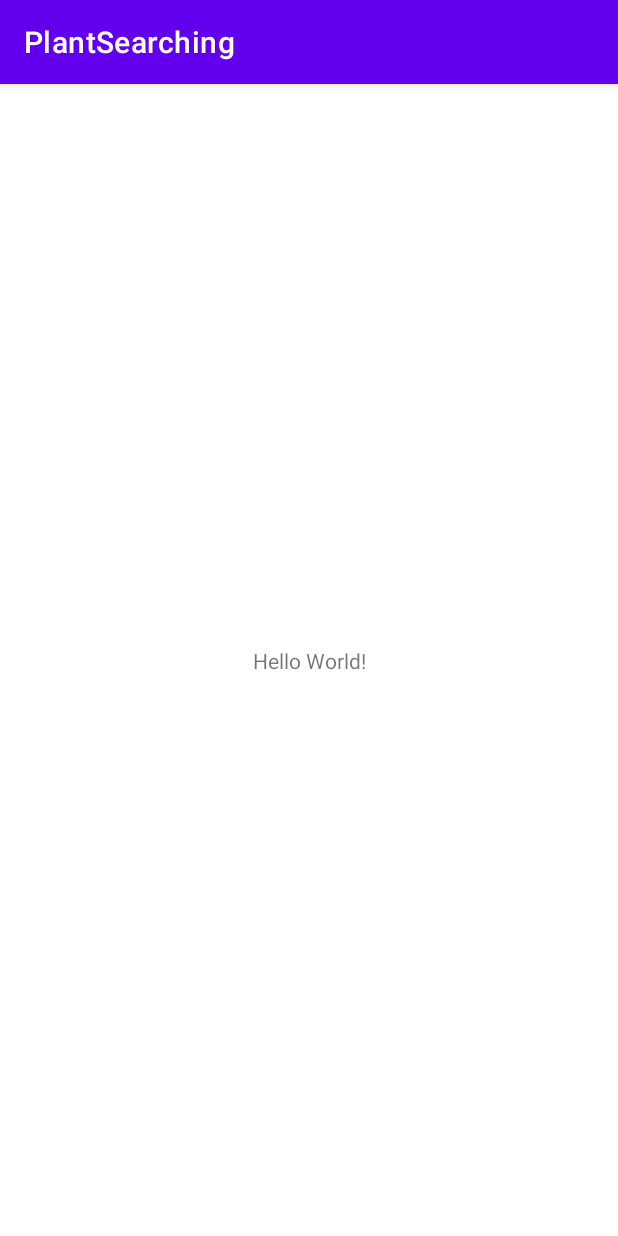
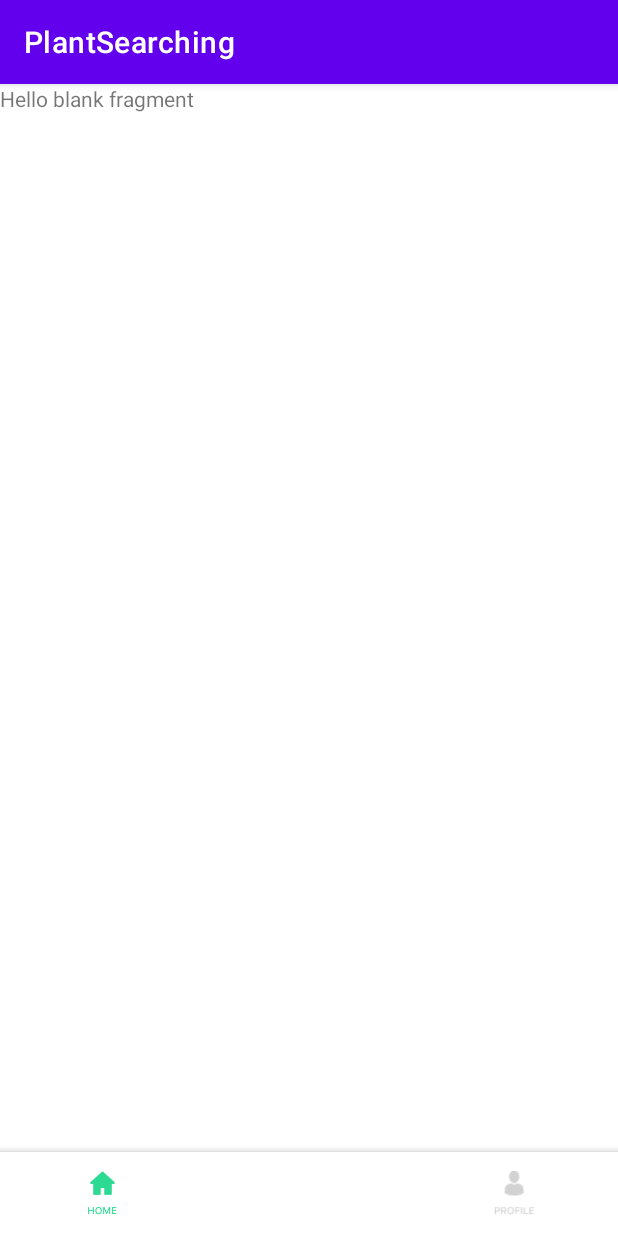
Before and after one commit to TranNhatTan0312/PlantSearching, an Android app: the screen it shows after launch (MainActivity), on a phone screen of 412 x 824 dp. Run offline under Robolectric (Android 15) with nearby library versions, the phone set to English and light mode, and no system bars; plain views replace FloatingActionButton.

Commit message:
navigation

```diff
--- /dev/null
+++ b/app/src/main/java/com/example/plantsearching/Fragment/HomeFragment.java
@@ -0,0 +1,66 @@
+package com.example.plantsearching.Fragment;
+
+import android.os.Bundle;
+
+import androidx.fragment.app.Fragment;
+
+import android.view.LayoutInflater;
+import android.view.View;
+import android.view.ViewGroup;
+
+import com.example.plantsearching.R;
+
+/**
+ * A simple {@link Fragment} subclass.
+ * Use the {@link HomeFragment#newInstance} factory method to
+ * create an instance of this fragment.
+ */
+public class HomeFragment extends Fragment {
+
+    // TODO: Rename parameter arguments, choose names that match
+    // the fragment initialization parameters, e.g. ARG_ITEM_NUMBER
+    private static final String ARG_PARAM1 = "param1";
+    private static final String ARG_PARAM2 = "param2";
+
+    // TODO: Rename and change types of parameters
+    private String mParam1;
+    private String mParam2;
+
+    public HomeFragment() {
+        // Required empty public constructor
+    }
+
+    /**
+     * Use this factory method to create a new instance of
+     * this fragment using the provided parameters.
+     *
+     * @param param1 Parameter 1.
+     * @param param2 Parameter 2.
+     * @return A new instance of fragment HomeFragment.
+     */
+    // TODO: Rename and change types and number of parameters
+    public static HomeFragment newInstance(String param1, String param2) {
+        HomeFragment fragment = new HomeFragment();
+        Bundle args = new Bundle();
+        args.putString(ARG_PARAM1, param1);
+        args.putString(ARG_PARAM2, param2);
+        fragment.setArguments(args);
+        return fragment;
+    }
+
+    @Override
+    public void onCreate(Bundle savedInstanceState) {
+        super.onCreate(savedInstanceState);
+        if (getArguments() != null) {
+            mParam1 = getArguments().getString(ARG_PARAM1);
+            mParam2 = getArguments().getString(ARG_PARAM2);
+        }
+    }
+
+    @Override
+    public View onCreateView(LayoutInflater inflater, ViewGroup container,
+                             Bundle savedInstanceState) {
+        // Inflate the layout for this fragment
+        return inflater.inflate(R.layout.fragment_home, container, false);
+    }
+}
--- a/app/src/main/java/com/example/plantsearching/MainActivity.java
+++ b/app/src/main/java/com/example/plantsearching/MainActivity.java
@@ -1,14 +1,52 @@
 package com.example.plantsearching;
 
+import androidx.annotation.NonNull;
 import androidx.appcompat.app.AppCompatActivity;
+import androidx.fragment.app.FragmentManager;
+import androidx.fragment.app.FragmentTransaction;
 
 import android.os.Bundle;
+import android.view.MenuItem;
+
+import com.example.plantsearching.Fragment.HomeFragment;
+import com.example.plantsearching.Fragment.ProfileFragment;
+import com.google.android.material.bottomnavigation.BottomNavigationView;
+import com.google.android.material.navigation.NavigationBarView;
 
 public class MainActivity extends AppCompatActivity {
-
+    public BottomNavigationView bottomNav;
     @Override
     protected void onCreate(Bundle savedInstanceState) {
         super.onCreate(savedInstanceState);
         setContentView(R.layout.activity_main);
+
+     FragmentManager fragmentManager = getSupportFragmentManager();
+        FragmentTransaction fragmentTransaction = fragmentManager.beginTransaction();
+        fragmentTransaction.replace(R.id.fragment_container, HomeFragment.class,null);
+        fragmentTransaction.commit();
+
+        bottomNav = findViewById(R.id.bottom_nav);
+        bottomNav.setBackground(null);
+        bottomNav.setItemIconTintList(null);
+        bottomNav.setOnItemSelectedListener(new NavigationBarView.OnItemSelectedListener() {
+            @Override
+            public boolean onNavigationItemSelected(@NonNull MenuItem item) {
+                handleChangeFragment(item.getItemId());
+                return true;
+            }
+        });
+    }
+
+    private void handleChangeFragment(int itemId) {
+        FragmentManager fragmentManager = getSupportFragmentManager();
+        FragmentTransaction fragmentTransaction = fragmentManager.beginTransaction();
+
+        if(itemId == R.id.nav_home){
+            fragmentTransaction.replace(R.id.fragment_container, HomeFragment.class,null);
+        }
+        if(itemId == R.id.nav_profile){
+            fragmentTransaction.replace(R.id.fragment_container, ProfileFragment.class,null);
+        }
+        fragmentTransaction.commit();
     }
 }
--- /dev/null
+++ b/app/src/main/res/drawable/home_icon_selector.xml
@@ -0,0 +1,5 @@
+<?xml version="1.0" encoding="utf-8"?>
+<selector xmlns:android="http://schemas.android.com/apk/res/android">
+    <item android:drawable="@drawable/home_active" android:state_checked="true"></item>
+    <item android:drawable="@drawable/home_inactive" android:state_checked="false"></item>
+</selector>
--- /dev/null
+++ b/app/src/main/res/drawable/profile_icon_selector.xml
@@ -0,0 +1,5 @@
+<?xml version="1.0" encoding="utf-8"?>
+<selector xmlns:android="http://schemas.android.com/apk/res/android">
+    <item android:drawable="@drawable/profile_active" android:state_checked="true"></item>
+    <item android:drawable="@drawable/profile_inactive" android:state_checked="false"></item>
+</selector>
--- a/app/src/main/res/layout/activity_main.xml
+++ b/app/src/main/res/layout/activity_main.xml
@@ -1,18 +1,67 @@
 <?xml version="1.0" encoding="utf-8"?>
-<androidx.constraintlayout.widget.ConstraintLayout xmlns:android="http://schemas.android.com/apk/res/android"
+<androidx.coordinatorlayout.widget.CoordinatorLayout
+    xmlns:android="http://schemas.android.com/apk/res/android"
     xmlns:app="http://schemas.android.com/apk/res-auto"
     xmlns:tools="http://schemas.android.com/tools"
     android:layout_width="match_parent"
     android:layout_height="match_parent"
     tools:context=".MainActivity">
 
-    <TextView
-        android:layout_width="wrap_content"
+
+    <androidx.constraintlayout.widget.ConstraintLayout
+        android:layout_width="match_parent"
+        android:layout_height="match_parent">
+        <androidx.fragment.app.FragmentContainerView
+            android:id="@+id/fragment_container"
+            android:layout_width="0dp"
+            android:layout_height="0dp"
+            android:name="androidx.navigation.fragment.NavHostFragment"
+            app:defaultNavHost="true"
+            app:layout_constraintBottom_toBottomOf="parent"
+            app:layout_constraintEnd_toEndOf="parent"
+            app:layout_constraintStart_toStartOf="parent"
+            app:layout_constraintTop_toTopOf="parent">
+
+        </androidx.fragment.app.FragmentContainerView>
+    </androidx.constraintlayout.widget.ConstraintLayout>
+
+    <com.google.android.material.bottomappbar.BottomAppBar
+        android:id="@+id/bottomAppBar"
+        android:layout_width="match_parent"
         android:layout_height="wrap_content"
-        android:text="Hello World!"
-        app:layout_constraintBottom_toBottomOf="parent"
-        app:layout_constraintEnd_toEndOf="parent"
-        app:layout_constraintStart_toStartOf="parent"
-        app:layout_constraintTop_toTopOf="parent" />
+        android:layout_gravity="bottom"
+        app:contentInsetStart="0dp"
+        app:contentInsetStartWithNavigation="0dp"
+        app:fabAlignmentMode="center"
+        app:fabAnimationMode="scale"
+        app:fabCradleMargin="6dp"
+        app:fabCradleRoundedCornerRadius="12dp"
+        app:fabCradleVerticalOffset="0dp">
 
-</androidx.constraintlayout.widget.ConstraintLayout>
+        <com.google.android.material.bottomnavigation.BottomNavigationView
+            android:id="@+id/bottom_nav"
+            android:layout_width="match_parent"
+            android:layout_height="wrap_content"
+            android:elevation="8dp"
+            app:elevation="8dp"
+            app:itemIconSize="30dp"
+            app:labelVisibilityMode="unlabeled"
+            app:menu="@menu/bottom_nav_menu" >
+
+        </com.google.android.material.bottomnavigation.BottomNavigationView>
+    </com.google.android.material.bottomappbar.BottomAppBar>
+
+
+<!--    <com.github.clans.fab.FloatingActionButton-->
+<!--        android:id="@+id/set_weigh"-->
+<!--        android:layout_width="wrap_content"-->
+<!--        android:layout_height="wrap_content"-->
+<!--        android:src="@drawable/ic_weight_scale"-->
+<!--        app:fab_colorNormal="@color/cardview_light_background"-->
+<!--        app:fab_colorPressed="#58C892"-->
+<!--        app:fab_size="normal" />-->
+
+
+
+
+</androidx.coordinatorlayout.widget.CoordinatorLayout>
--- /dev/null
+++ b/app/src/main/res/layout/fragment_home.xml
@@ -0,0 +1,14 @@
+<?xml version="1.0" encoding="utf-8"?>
+<FrameLayout xmlns:android="http://schemas.android.com/apk/res/android"
+    xmlns:tools="http://schemas.android.com/tools"
+    android:layout_width="match_parent"
+    android:layout_height="match_parent"
+    tools:context=".Fragment.HomeFragment">
+
+    <!-- TODO: Update blank fragment layout -->
+    <TextView
+        android:layout_width="match_parent"
+        android:layout_height="match_parent"
+        android:text="@string/hello_blank_fragment" />
+
+</FrameLayout>
--- /dev/null
+++ b/app/src/main/res/menu/bottom_nav_menu.xml
@@ -0,0 +1,17 @@
+<?xml version="1.0" encoding="utf-8"?>
+<menu xmlns:android="http://schemas.android.com/apk/res/android">
+    <item
+        android:id="@+id/nav_home"
+        android:icon="@drawable/home_icon_selector"
+        android:title="Home" />
+
+    <item
+        android:id="@+id/fab"
+        android:title="" />
+
+    <item
+        android:id="@+id/nav_profile"
+        android:icon="@drawable/profile_icon_selector"
+        android:title="profile" />
+
+</menu>
--- a/app/src/main/res/values/strings.xml
+++ b/app/src/main/res/values/strings.xml
@@ -1,3 +1,5 @@
 <resources>
     <string name="app_name">PlantSearching</string>
+    <!-- TODO: Remove or change this placeholder text -->
+    <string name="hello_blank_fragment">Hello blank fragment</string>
 </resources>
```
Also changed, not shown: app/build.gradle (+7 -0 lines), app/src/main/java/com/example/plantsearching/Fragment/ProfileFragment.java (added, +66 -0 lines), app/src/main/res/layout/fragment_profile.xml (added, +14 -0 lines), app/src/main/res/drawable/home_active.png (added), app/src/main/res/drawable/home_inactive.png (added), app/src/main/res/drawable/profile_active.png (added), app/src/main/res/drawable/profile_inactive.png (added).
